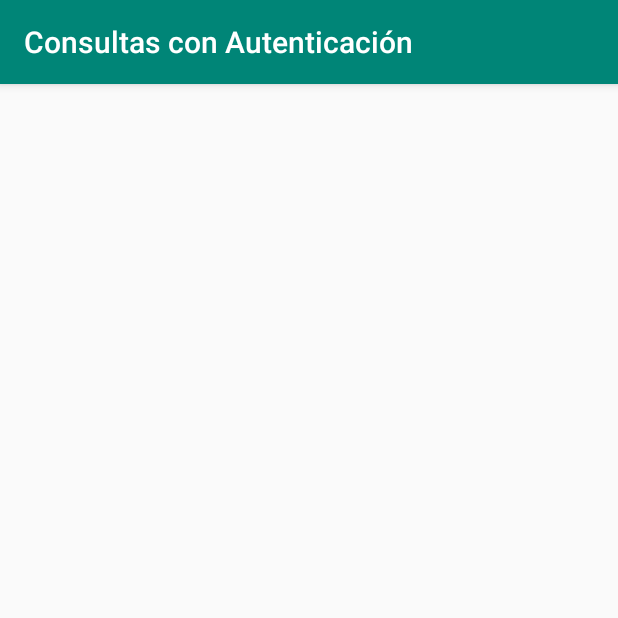
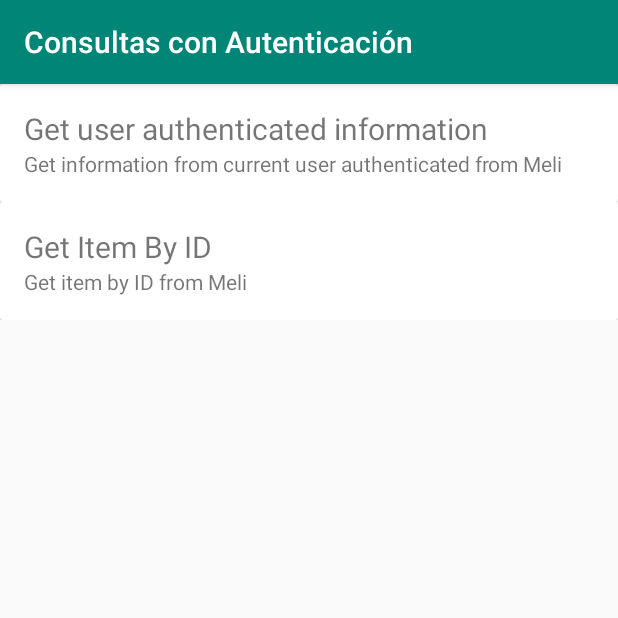
Before and after one commit to barcochrist/Mercado-Libre-API-Android, an Android app: the QueriesWithAuthActivity screen opened directly, with no data from a screen before it, on a phone screen of 412 x 824 dp, the top half of it. Run offline under Robolectric (Android 15) with nearby library versions, the phone set to English and light mode, and no system bars.

Commit message:
Add Resource class to QueriesWithActivity
Refactor without adapter to support Resource class
Refactor item layout

```diff
--- a/app/src/main/java/com/programacionmaster/mercadolibreapijava/QueriesWithAuthActivity.java
+++ b/app/src/main/java/com/programacionmaster/mercadolibreapijava/QueriesWithAuthActivity.java
@@ -5,7 +5,12 @@ import android.support.v7.app.AppCompatActivity;
 import android.support.v7.widget.LinearLayoutManager;
 import android.support.v7.widget.RecyclerView;
 
-import com.programacionmaster.mercadolibreapijava.adapter.QueriesWithoutAdapter;
+import com.programacionmaster.mercadolibreapijava.adapter.QueriesWithAuthAdapter;
+import com.programacionmaster.mercadolibreapijava.model.Resource;
+
+import java.util.ArrayList;
+import java.util.List;
+import java.util.UUID;
 
 public class QueriesWithAuthActivity extends AppCompatActivity {
 
@@ -25,30 +30,15 @@ public class QueriesWithAuthActivity extends AppCompatActivity {
         // use a linear layout manager
         recyclerViewQueries.setLayoutManager(new LinearLayoutManager(this));
 
-        String[] data = {
-                "All Categories",
-                "Items by Category",
-                "All sites",
-                "All Categories",
-                "Items by Category",
-                "All sites",
-                "All Categories",
-                "Items by Category",
-                "All sites",
-                "All Categories",
-                "Items by Category",
-                "All sites",
-                "All Categories",
-                "Items by Category",
-                "All sites",
-                "All Categories",
-                "Items by Category",
-                "All sites",
-                "All Categories",
-                "Items by Category",
-                "All sites"
-        };
+        Resource resource1 = Resource.from(UUID.randomUUID().toString(),
+                "Get user authenticated information", "Get information from current user authenticated from Meli", "/users/me");
 
-        recyclerViewQueries.setAdapter(new QueriesWithoutAdapter(data));
+        Resource resource2 = Resource.from(UUID.randomUUID().toString(),
+                "Get Item By ID", "Get item by ID from Meli", "/items/MLA608007087");
+        List<Resource> resources = new ArrayList<>();
+        resources.add(resource1);
+        resources.add(resource2);
+
+        recyclerViewQueries.setAdapter(new QueriesWithAuthAdapter(resources));
     }
 }
--- a/app/src/main/java/com/programacionmaster/mercadolibreapijava/adapter/QueriesWithAuthAdapter.java
+++ b/app/src/main/java/com/programacionmaster/mercadolibreapijava/adapter/QueriesWithAuthAdapter.java
@@ -9,12 +9,15 @@ import android.widget.TextView;
 import android.widget.Toast;
 
 import com.programacionmaster.mercadolibreapijava.R;
+import com.programacionmaster.mercadolibreapijava.model.Resource;
+
+import java.util.List;
 
 public class QueriesWithAuthAdapter extends RecyclerView.Adapter<QueriesWithAuthAdapter.QueriesWithAuthViewHolder> {
 
-    private String[] data;
+    private List<Resource> data;
 
-    public QueriesWithAuthAdapter(String[] data) {
+    public QueriesWithAuthAdapter(List<Resource> data) {
         this.data = data;
     }
 
@@ -27,12 +30,13 @@ public class QueriesWithAuthAdapter extends RecyclerView.Adapter<QueriesWithAuth
 
     @Override
     public void onBindViewHolder(@NonNull QueriesWithAuthViewHolder queriesWithAuthViewHolder, int i) {
-        queriesWithAuthViewHolder.textViewTitle.setText(data[i]);
+        queriesWithAuthViewHolder.textViewTitle.setText(data.get(i).getTitle());
+        queriesWithAuthViewHolder.textViewDescription.setText(data.get(i).getDescription());
     }
 
     @Override
     public int getItemCount() {
-        return data.length;
+        return data.size();
     }
 
     /**
@@ -41,11 +45,13 @@ public class QueriesWithAuthAdapter extends RecyclerView.Adapter<QueriesWithAuth
     public class QueriesWithAuthViewHolder extends RecyclerView.ViewHolder implements View.OnClickListener {
 
         public TextView textViewTitle;
+        public TextView textViewDescription;
         public QueriesWithAuthAdapter adapter;
 
         public QueriesWithAuthViewHolder(@NonNull View itemView, QueriesWithAuthAdapter adapter) {
             super(itemView);
-            this.textViewTitle = itemView.findViewById(R.id.textViewItem);
+            this.textViewTitle = itemView.findViewById(R.id.textViewTitle);
+            this.textViewDescription = itemView.findViewById(R.id.textViewDescription);
             itemView.setOnClickListener(this);
             this.adapter = adapter;
         }
--- a/app/src/main/res/layout/item_queries_with_auth.xml
+++ b/app/src/main/res/layout/item_queries_with_auth.xml
@@ -16,7 +16,7 @@
             android:padding="16dp">
 
             <TextView
-                android:id="@+id/textViewItem"
+                android:id="@+id/textViewTitle"
                 android:layout_width="wrap_content"
                 android:layout_height="wrap_content"
                 android:textSize="20sp" />
@@ -24,8 +24,7 @@
             <TextView
                 android:id="@+id/textViewDescription"
                 android:layout_width="wrap_content"
-                android:layout_height="wrap_content"
-                android:text="Ejemplo de descripción..." />
+                android:layout_height="wrap_content" />
         </LinearLayout>
     </android.support.v7.widget.CardView>
 </LinearLayout>
```
